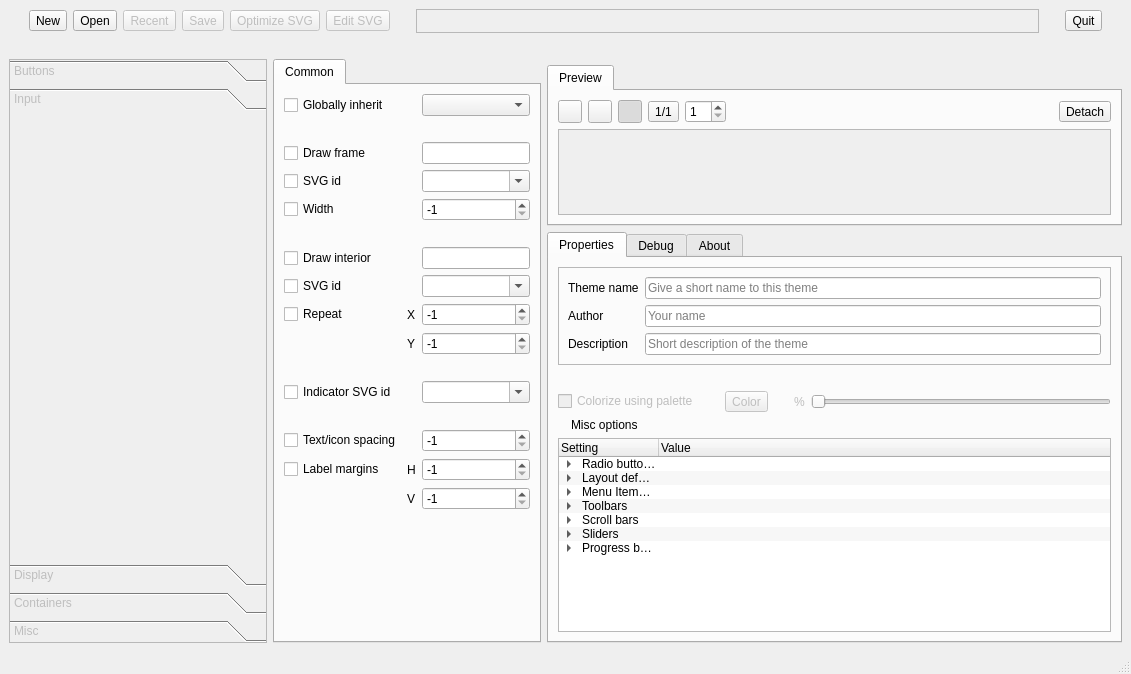
Qt form themebuilder/ThemeBuilderUIBase.ui (DexterMagnific/QSvgStyle) before a commit.
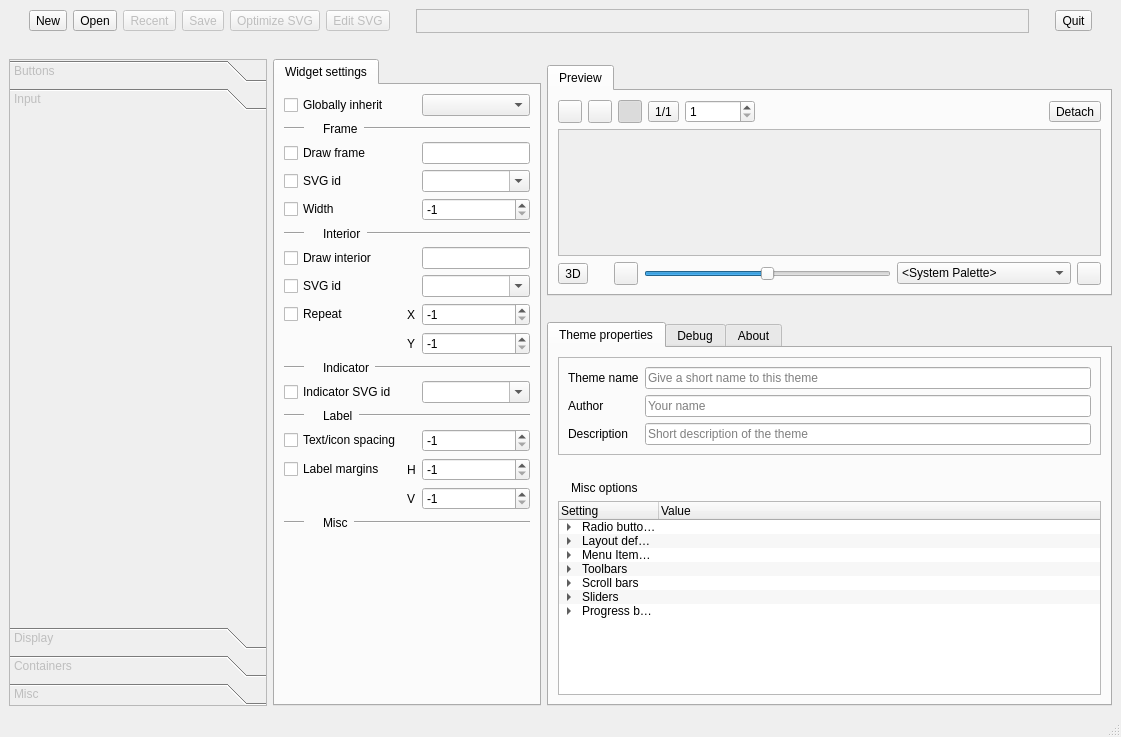
The same form after that commit. The open tabs and pages were chosen to show the change. Icons and pictures are not drawn.

Patch:
```diff
--- a/themebuilder/ThemeBuilderUIBase.ui
+++ b/themebuilder/ThemeBuilderUIBase.ui
@@ -6,8 +6,8 @@
    <rect>
     <x>0</x>
     <y>0</y>
-    <width>1131</width>
-    <height>674</height>
+    <width>1121</width>
+    <height>737</height>
    </rect>
   </property>
   <property name="windowTitle">
@@ -68,22 +68,6 @@
             </property>
            </widget>
           </item>
-          <item row="0" column="7">
-           <spacer name="horizontalSpacer_12">
-            <property name="orientation">
-             <enum>Qt::Horizontal</enum>
-            </property>
-            <property name="sizeType">
-             <enum>QSizePolicy::MinimumExpanding</enum>
-            </property>
-            <property name="sizeHint" stdset="0">
-             <size>
-              <width>20</width>
-              <height>20</height>
-             </size>
-            </property>
-           </spacer>
-          </item>
           <item row="0" column="0">
            <widget class="QToolButton" name="repaintBtn">
             <property name="toolTip">
@@ -128,7 +112,7 @@
             </property>
            </widget>
           </item>
-          <item row="0" column="9">
+          <item row="0" column="11">
            <widget class="QToolButton" name="detachBtn">
             <property name="text">
              <string>Detach</string>
@@ -162,6 +146,22 @@
             </property>
            </widget>
           </item>
+          <item row="0" column="6" colspan="4">
+           <spacer name="horizontalSpacer_12">
+            <property name="orientation">
+             <enum>Qt::Horizontal</enum>
+            </property>
+            <property name="sizeType">
+             <enum>QSizePolicy::MinimumExpanding</enum>
+            </property>
+            <property name="sizeHint" stdset="0">
+             <size>
+              <width>20</width>
+              <height>20</height>
+             </size>
+            </property>
+           </spacer>
+          </item>
          </layout>
         </item>
         <item row="1" column="0">
@@ -177,13 +177,116 @@
             <rect>
              <x>0</x>
              <y>0</y>
-             <width>519</width>
-             <height>70</height>
+             <width>522</width>
+             <height>86</height>
             </rect>
            </property>
           </widget>
          </widget>
         </item>
+        <item row="2" column="0">
+         <layout class="QGridLayout" name="gridLayout_3">
+          <item row="0" column="5">
+           <widget class="QSlider" name="intensitySlider">
+            <property name="toolTip">
+             <string>Color intensity</string>
+            </property>
+            <property name="maximum">
+             <number>255</number>
+            </property>
+            <property name="value">
+             <number>128</number>
+            </property>
+            <property name="orientation">
+             <enum>Qt::Horizontal</enum>
+            </property>
+           </widget>
+          </item>
+          <item row="0" column="2">
+           <widget class="QToolButton" name="usePaletteBtn">
+            <property name="toolTip">
+             <string>Use palette</string>
+            </property>
+            <property name="text">
+             <string/>
+            </property>
+            <property name="icon">
+             <iconset resource="ThemeBuilderUIBase.qrc">
+              <normaloff>:/icon/pixmaps/color.png</normaloff>:/icon/pixmaps/color.png</iconset>
+            </property>
+            <property name="checkable">
+             <bool>true</bool>
+            </property>
+            <property name="toolButtonStyle">
+             <enum>Qt::ToolButtonTextBesideIcon</enum>
+            </property>
+           </widget>
+          </item>
+          <item row="0" column="1">
+           <spacer name="horizontalSpacer_14">
+            <property name="orientation">
+             <enum>Qt::Horizontal</enum>
+            </property>
+            <property name="sizeType">
+             <enum>QSizePolicy::Fixed</enum>
+            </property>
+            <property name="sizeHint" stdset="0">
+             <size>
+              <width>20</width>
+              <height>20</height>
+             </size>
+            </property>
+           </spacer>
+          </item>
+          <item row="0" column="0">
+           <widget class="QToolButton" name="use3dFrameBtn">
+            <property name="text">
+             <string>3D</string>
+            </property>
+            <property name="checkable">
+             <bool>true</bool>
+            </property>
+           </widget>
+          </item>
+          <item row="0" column="7">
+           <widget class="QComboBox" name="PaletteCombo">
+            <property name="toolTip">
+             <string>Choose a palette</string>
+            </property>
+            <property name="sizeAdjustPolicy">
+             <enum>QComboBox::AdjustToContents</enum>
+            </property>
+            <item>
+             <property name="text">
+              <string>&lt;System Palette&gt;</string>
+             </property>
+            </item>
+            <item>
+             <property name="text">
+              <string>lkjhlkhlhkjhjgykjhkhljjjjjlijlkj</string>
+             </property>
+            </item>
+           </widget>
+          </item>
+          <item row="0" column="8">
+           <widget class="QToolButton" name="paletteBuilderBtn">
+            <property name="toolTip">
+             <string>Open the palette builder</string>
+            </property>
+            <property name="text">
+             <string/>
+            </property>
+            <property name="icon">
+             <iconset resource="ThemeBuilderUIBase.qrc">
+              <normaloff>:/icon/pixmaps/wizard.png</normaloff>:/icon/pixmaps/wizard.png</iconset>
+            </property>
+            <property name="toolButtonStyle">
+             <enum>Qt::ToolButtonTextBesideIcon</enum>
+            </property>
+           </widget>
+          </item>
+         </layout>
+        </item>
        </layout>
       </widget>
      </widget>
@@ -413,7 +516,7 @@
       </item>
      </layout>
     </item>
-    <item row="4" column="2">
+    <item row="5" column="2">
      <widget class="QTabWidget" name="tabWidget2">
       <property name="currentIndex">
        <number>0</number>
@@ -424,10 +527,10 @@
          <normaloff>:/icon/pixmaps/lineedit.png</normaloff>:/icon/pixmaps/lineedit.png</iconset>
        </attribute>
        <attribute name="title">
-        <string>Properties</string>
+        <string>Theme properties</string>
        </attribute>
-       <layout class="QGridLayout" name="gridLayout_5">
-        <item row="0" column="0" colspan="2">
+       <layout class="QGridLayout" name="gridLayout_12">
+        <item row="0" column="0">
          <widget class="QFrame" name="frame_4">
           <property name="frameShape">
            <enum>QFrame::StyledPanel</enum>
@@ -481,7 +584,7 @@
           </layout>
          </widget>
         </item>
-        <item row="1" column="0" colspan="2">
+        <item row="1" column="0">
          <spacer name="verticalSpacer_12">
           <property name="orientation">
            <enum>Qt::Vertical</enum>
@@ -497,113 +600,31 @@
           </property>
          </spacer>
         </item>
-        <item row="2" column="0" colspan="2">
-         <layout class="QGridLayout" name="gridLayout_3">
-          <item row="0" column="2">
-           <widget class="QToolButton" name="colorBtn">
-            <property name="enabled">
-             <bool>false</bool>
-            </property>
-            <property name="toolTip">
-             <string>Set palette quick color</string>
-            </property>
-            <property name="text">
-             <string>Color</string>
-            </property>
-            <property name="icon">
-             <iconset resource="ThemeBuilderUIBase.qrc">
-              <normaloff>:/icon/pixmaps/debug.png</normaloff>:/icon/pixmaps/debug.png</iconset>
-            </property>
-            <property name="toolButtonStyle">
-             <enum>Qt::ToolButtonTextBesideIcon</enum>
-            </property>
-           </widget>
-          </item>
-          <item row="0" column="1">
-           <spacer name="horizontalSpacer_8">
-            <property name="orientation">
-             <enum>Qt::Horizontal</enum>
-            </property>
-            <property name="sizeType">
-             <enum>QSizePolicy::Fixed</enum>
-            </property>
-            <property name="sizeHint" stdset="0">
-             <size>
-              <width>20</width>
-              <height>20</height>
-             </size>
-            </property>
-           </spacer>
-          </item>
-          <item row="0" column="3">
-           <spacer name="horizontalSpacer_9">
-            <property name="orientation">
-             <enum>Qt::Horizontal</enum>
-            </property>
-            <property name="sizeType">
-             <enum>QSizePolicy::Fixed</enum>
-            </property>
-            <property name="sizeHint" stdset="0">
-             <size>
-              <width>20</width>
-              <height>20</height>
-             </size>
-            </property>
-           </spacer>
-          </item>
+        <item row="2" column="0">
+         <layout class="QGridLayout" name="gridLayout_5">
           <item row="0" column="0">
-           <widget class="QCheckBox" name="checkBox">
-            <property name="enabled">
-             <bool>false</bool>
+           <widget class="QLabel" name="label_4">
+            <property name="sizePolicy">
+             <sizepolicy hsizetype="Maximum" vsizetype="Preferred">
+              <horstretch>0</horstretch>
+              <verstretch>0</verstretch>
+             </sizepolicy>
             </property>
-            <property name="text">
-             <string>Colorize using palette</string>
+            <property name="pixmap">
+             <pixmap resource="ThemeBuilderUIBase.qrc">:/icon/pixmaps/hslider.png</pixmap>
             </property>
            </widget>
           </item>
-          <item row="0" column="5">
-           <widget class="QSlider" name="horizontalSlider">
-            <property name="enabled">
-             <bool>false</bool>
-            </property>
-            <property name="orientation">
-             <enum>Qt::Horizontal</enum>
-            </property>
-           </widget>
-          </item>
-          <item row="0" column="4">
-           <widget class="QLabel" name="label_7">
-            <property name="enabled">
-             <bool>false</bool>
-            </property>
+          <item row="0" column="1">
+           <widget class="QLabel" name="label_5">
             <property name="text">
-             <string>%</string>
+             <string>Misc options</string>
             </property>
            </widget>
           </item>
          </layout>
         </item>
         <item row="3" column="0">
-         <widget class="QLabel" name="label_4">
-          <property name="sizePolicy">
-           <sizepolicy hsizetype="Maximum" vsizetype="Preferred">
-            <horstretch>0</horstretch>
-            <verstretch>0</verstretch>
-           </sizepolicy>
-          </property>
-          <property name="pixmap">
-           <pixmap resource="ThemeBuilderUIBase.qrc">:/icon/pixmaps/hslider.png</pixmap>
-          </property>
-         </widget>
-        </item>
-        <item row="3" column="1">
-         <widget class="QLabel" name="label_5">
-          <property name="text">
-           <string>Misc options</string>
-          </property>
-         </widget>
-        </item>
-        <item row="4" column="0" colspan="2">
          <widget class="QTreeWidget" name="specificTree">
           <property name="editTriggers">
            <set>QAbstractItemView::CurrentChanged|QAbstractItemView::EditKeyPressed</set>
@@ -1097,7 +1118,7 @@
       </widget>
      </widget>
     </item>
-    <item row="2" column="0" rowspan="3">
+    <item row="2" column="0" rowspan="4">
      <widget class="QToolBox" name="toolBox">
       <property name="enabled">
        <bool>false</bool>
@@ -1159,8 +1180,8 @@
         <rect>
          <x>0</x>
          <y>0</y>
-         <width>98</width>
-         <height>68</height>
+         <width>256</width>
+         <height>462</height>
         </rect>
        </property>
        <attribute name="label">
@@ -1304,7 +1325,7 @@
       </widget>
      </widget>
     </item>
-    <item row="2" column="1" rowspan="3">
+    <item row="2" column="1" rowspan="4">
      <widget class="QTabWidget" name="tabWidget">
       <property name="enabled">
        <bool>true</bool>
@@ -1324,7 +1345,7 @@
          <normaloff>:/icon/pixmaps/color.png</normaloff>:/icon/pixmaps/color.png</iconset>
        </attribute>
        <attribute name="title">
-        <string>Common</string>
+        <string>Widget settings</string>
        </attribute>
        <layout class="QGridLayout" name="gridLayout_7">
         <item row="12" column="0">
@@ -1337,39 +1358,7 @@
           </property>
          </widget>
         </item>
-        <item row="20" column="0" colspan="3">
-         <spacer name="verticalSpacer_11">
-          <property name="orientation">
-           <enum>Qt::Vertical</enum>
-          </property>
-          <property name="sizeType">
-           <enum>QSizePolicy::Fixed</enum>
-          </property>
-          <property name="sizeHint" stdset="0">
-           <size>
-            <width>20</width>
-            <height>20</height>
-           </size>
-          </property>
-         </spacer>
-        </item>
-        <item row="18" column="0" colspan="3">
-         <spacer name="verticalSpacer_10">
-          <property name="orientation">
-           <enum>Qt::Vertical</enum>
-          </property>
-          <property name="sizeType">
-           <enum>QSizePolicy::Fixed</enum>
-          </property>
-          <property name="sizeHint" stdset="0">
-           <size>
-            <width>20</width>
-            <height>20</height>
-           </size>
-          </property>
-         </spacer>
-        </item>
-        <item row="28" column="0" colspan="3">
+        <item row="26" column="0" colspan="3">
          <spacer name="verticalSpacer_4">
           <property name="orientation">
            <enum>Qt::Vertical</enum>
@@ -1401,22 +1390,6 @@
           </property>
          </widget>
         </item>
-        <item row="2" column="0" colspan="3">
-         <spacer name="verticalSpacer_8">
-          <property name="orientation">
-           <enum>Qt::Vertical</enum>
-          </property>
-          <property name="sizeType">
-           <enum>QSizePolicy::Fixed</enum>
-          </property>
-          <property name="sizeHint" stdset="0">
-           <size>
-            <width>20</width>
-            <height>20</height>
-           </size>
-          </property>
-         </spacer>
-        </item>
         <item row="7" column="0">
          <widget class="QCheckBox" name="interiorCb">
           <property name="text">
@@ -1572,22 +1545,6 @@
           </property>
          </widget>
         </item>
-        <item row="6" column="0" colspan="3">
-         <spacer name="verticalSpacer_9">
-          <property name="orientation">
-           <enum>Qt::Vertical</enum>
-          </property>
-          <property name="sizeType">
-           <enum>QSizePolicy::Fixed</enum>
-          </property>
-          <property name="sizeHint" stdset="0">
-           <size>
-            <width>20</width>
-            <height>20</height>
-           </size>
-          </property>
-         </spacer>
-        </item>
         <item row="19" column="0">
          <widget class="QCheckBox" name="indicatorIdCb">
           <property name="text">
@@ -1699,10 +1656,306 @@
           </property>
          </widget>
         </item>
+        <item row="2" column="0" colspan="3">
+         <layout class="QGridLayout" name="gridLayout_16">
+          <item row="0" column="1">
+           <widget class="QLabel" name="label_7">
+            <property name="sizePolicy">
+             <sizepolicy hsizetype="Maximum" vsizetype="Preferred">
+              <horstretch>0</horstretch>
+              <verstretch>0</verstretch>
+             </sizepolicy>
+            </property>
+            <property name="pixmap">
+             <pixmap resource="ThemeBuilderUIBase.qrc">:/icon/pixmaps/hslider.png</pixmap>
+            </property>
+           </widget>
+          </item>
+          <item row="0" column="2">
+           <widget class="QLabel" name="label_8">
+            <property name="sizePolicy">
+             <sizepolicy hsizetype="Maximum" vsizetype="Preferred">
+              <horstretch>0</horstretch>
+              <verstretch>0</verstretch>
+             </sizepolicy>
+            </property>
+            <property name="text">
+             <string>Frame</string>
+            </property>
+           </widget>
+          </item>
+          <item row="0" column="3">
+           <widget class="Line" name="line">
+            <property name="orientation">
+             <enum>Qt::Horizontal</enum>
+            </property>
+           </widget>
+          </item>
+          <item row="0" column="0">
+           <widget class="Line" name="line_3">
+            <property name="minimumSize">
+             <size>
+              <width>20</width>
+              <height>0</height>
+             </size>
+            </property>
+            <property name="maximumSize">
+             <size>
+              <width>20</width>
+              <height>16777215</height>
+             </size>
+            </property>
+            <property name="orientation">
+             <enum>Qt::Horizontal</enum>
+            </property>
+           </widget>
+          </item>
+         </layout>
+        </item>
+        <item row="20" column="0" colspan="3">
+         <layout class="QGridLayout" name="gridLayout_21">
+          <item row="0" column="1">
+           <widget class="QLabel" name="label_17">
+            <property name="sizePolicy">
+             <sizepolicy hsizetype="Maximum" vsizetype="Preferred">
+              <horstretch>0</horstretch>
+              <verstretch>0</verstretch>
+             </sizepolicy>
+            </property>
+            <property name="pixmap">
+             <pixmap resource="ThemeBuilderUIBase.qrc">:/icon/pixmaps/hslider.png</pixmap>
+            </property>
+           </widget>
+          </item>
+          <item row="0" column="2">
+           <widget class="QLabel" name="label_18">
+            <property name="sizePolicy">
+             <sizepolicy hsizetype="Maximum" vsizetype="Preferred">
+              <horstretch>0</horstretch>
+              <verstretch>0</verstretch>
+             </sizepolicy>
+            </property>
+            <property name="text">
+             <string>Label</string>
+            </property>
+           </widget>
+          </item>
+          <item row="0" column="3">
+           <widget class="Line" name="line_8">
+            <property name="orientation">
+             <enum>Qt::Horizontal</enum>
+            </property>
+           </widget>
+          </item>
+          <item row="0" column="0">
+           <widget class="Line" name="line_9">
+            <property name="minimumSize">
+             <size>
+              <width>20</width>
+              <height>0</height>
+             </size>
+            </property>
+            <property name="maximumSize">
+             <size>
+              <width>20</width>
+              <height>16777215</height>
+             </size>
+            </property>
+            <property name="orientation">
+             <enum>Qt::Horizontal</enum>
+            </property>
+           </widget>
+          </item>
+         </layout>
+        </item>
+        <item row="18" column="0" colspan="3">
+         <layout class="QGridLayout" name="gridLayout_20">
+          <item row="0" column="1">
+           <widget class="QLabel" name="label_15">
+            <property name="sizePolicy">
+             <sizepolicy hsizetype="Maximum" vsizetype="Preferred">
+              <horstretch>0</horstretch>
+              <verstretch>0</verstretch>
+             </sizepolicy>
+            </property>
+            <property name="pixmap">
+             <pixmap resource="ThemeBuilderUIBase.qrc">:/icon/pixmaps/hslider.png</pixmap>
+            </property>
+           </widget>
+          </item>
+          <item row="0" column="2">
+           <widget class="QLabel" name="label_16">
+            <property name="sizePolicy">
+             <sizepolicy hsizetype="Maximum" vsizetype="Preferred">
+              <horstretch>0</horstretch>
+              <verstretch>0</verstretch>
+             </sizepolicy>
+            </property>
+            <property name="text">
+             <string>Indicator</string>
+            </property>
+           </widget>
+          </item>
+          <item row="0" column="3">
+           <widget class="Line" name="line_6">
+            <property name="orientation">
+             <enum>Qt::Horizontal</enum>
+            </property>
+           </widget>
+          </item>
+          <item row="0" column="0">
+           <widget class="Line" name="line_7">
+            <property name="minimumSize">
+             <size>
+              <width>20</width>
+              <height>0</height>
+             </size>
+            </property>
+            <property name="maximumSize">
+             <size>
+              <width>20</width>
+              <height>16777215</height>
+             </size>
+            </property>
+            <property name="orientation">
+             <enum>Qt::Horizontal</enum>
+            </property>
+           </widget>
+          </item>
+         </layout>
+        </item>
+        <item row="6" column="0" colspan="3">
+         <layout class="QGridLayout" name="gridLayout_17">
+          <item row="0" column="1">
+           <widget class="QLabel" name="label_9">
+            <property name="sizePolicy">
+             <sizepolicy hsizetype="Maximum" vsizetype="Preferred">
+              <horstretch>0</horstretch>
+              <verstretch>0</verstretch>
+             </sizepolicy>
+            </property>
+            <property name="pixmap">
+             <pixmap resource="ThemeBuilderUIBase.qrc">:/icon/pixmaps/hslider.png</pixmap>
+            </property>
+           </widget>
+          </item>
+          <item row="0" column="2">
+           <widget class="QLabel" name="label_10">
+            <property name="sizePolicy">
+             <sizepolicy hsizetype="Maximum" vsizetype="Preferred">
+              <horstretch>0</horstretch>
+              <verstretch>0</verstretch>
+             </sizepolicy>
+            </property>
+            <property name="text">
+             <string>Interior</string>
+            </property>
+           </widget>
+          </item>
+          <item row="0" column="3">
+           <widget class="Line" name="line_2">
+            <property name="orientation">
+             <enum>Qt::Horizontal</enum>
+            </property>
+           </widget>
+          </item>
+          <item row="0" column="0">
+           <widget class="Line" name="line_5">
+            <property name="minimumSize">
+             <size>
+              <width>20</width>
+              <height>0</height>
+             </size>
+            </property>
+            <property name="maximumSize">
+             <size>
+              <width>20</width>
+              <height>16777215</height>
+             </size>
+            </property>
+            <property name="orientation">
+             <enum>Qt::Horizontal</enum>
+            </property>
+           </widget>
+          </item>
+         </layout>
+        </item>
+        <item row="24" column="0" colspan="3">
+         <layout class="QGridLayout" name="gridLayout_22">
+          <item row="0" column="1">
+           <widget class="QLabel" name="label_19">
+            <property name="sizePolicy">
+             <sizepolicy hsizetype="Maximum" vsizetype="Preferred">
+              <horstretch>0</horstretch>
+              <verstretch>0</verstretch>
+             </sizepolicy>
+            </property>
+            <property name="pixmap">
+             <pixmap resource="ThemeBuilderUIBase.qrc">:/icon/pixmaps/hslider.png</pixmap>
+            </property>
+           </widget>
+          </item>
+          <item row="0" column="2">
+           <widget class="QLabel" name="label_20">
+            <property name="sizePolicy">
+             <sizepolicy hsizetype="Maximum" vsizetype="Preferred">
+              <horstretch>0</horstretch>
+              <verstretch>0</verstretch>
+             </sizepolicy>
+            </property>
+            <property name="text">
+             <string>Misc</string>
+            </property>
+           </widget>
+          </item>
+          <item row="0" column="3">
+           <widget class="Line" name="line_10">
+            <property name="orientation">
+             <enum>Qt::Horizontal</enum>
+            </property>
+           </widget>
+          </item>
+          <item row="0" column="0">
+           <widget class="Line" name="line_11">
+            <property name="minimumSize">
+             <size>
+              <width>20</width>
+              <height>0</height>
+             </size>
+            </property>
+            <property name="maximumSize">
+             <size>
+              <width>20</width>
+              <height>16777215</height>
+             </size>
+            </property>
+            <property name="orientation">
+             <enum>Qt::Horizontal</enum>
+            </property>
+           </widget>
+          </item>
+         </layout>
+        </item>
        </layout>
       </widget>
      </widget>
     </item>
+    <item row="4" column="2">
+     <spacer name="verticalSpacer_13">
+      <property name="orientation">
+       <enum>Qt::Vertical</enum>
+      </property>
+      <property name="sizeType">
+       <enum>QSizePolicy::Fixed</enum>
+      </property>
+      <property name="sizeHint" stdset="0">
+       <size>
+        <width>482</width>
+        <height>20</height>
+       </size>
+      </property>
+     </spacer>
+    </item>
    </layout>
   </widget>
   <widget class="QStatusBar" name="statusbar"/>
```
Left out of the diff: 30 changed lines with no effect on the pictures.
